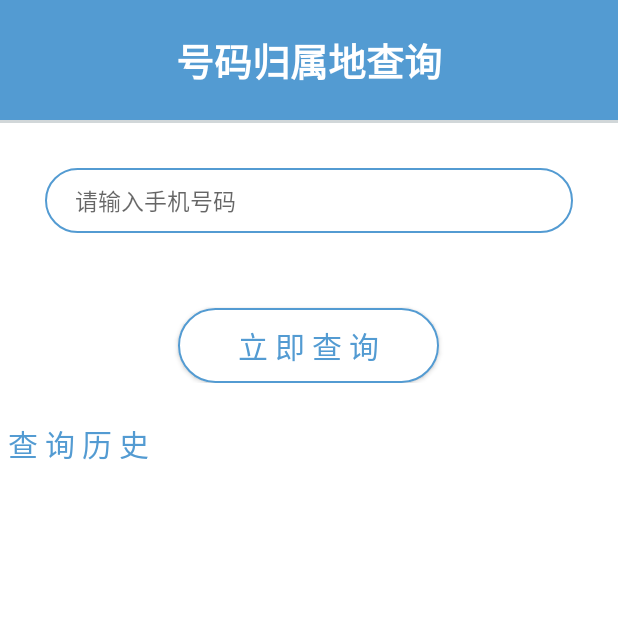
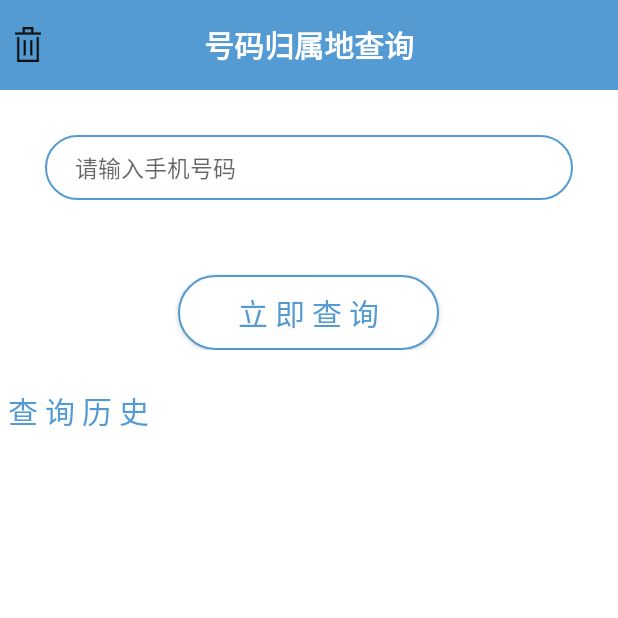
Before and after one commit to Mindjet/NumberTool, an Android app: the screen it shows after launch (MainActivity), on a phone screen of 412 x 824 dp, the top half of it. Run offline under Robolectric (Android 15) with nearby library versions, the light colour scheme and no system bars.

Commit message:
implement drawer layout

```diff
--- a/app/src/main/java/mindjet/com/numbertool/Adapter/HistoryAdapter.java
+++ b/app/src/main/java/mindjet/com/numbertool/Adapter/HistoryAdapter.java
@@ -93,7 +93,7 @@ public class HistoryAdapter extends BaseAdapter {
 
     public void delInfoItem(InfoItem infoItem) {
 
-        System.out.println(infoItemList.remove(infoItem));
+        infoItemList.remove(infoItem);
         notifyDataSetChanged();
 
     }
--- /dev/null
+++ b/app/src/main/java/mindjet/com/numbertool/Adapter/SlideMenuAdapter.java
@@ -0,0 +1,55 @@
+package mindjet.com.numbertool.Adapter;
+
+import android.content.Context;
+import android.view.LayoutInflater;
+import android.view.View;
+import android.view.ViewGroup;
+import android.widget.BaseAdapter;
+import android.widget.TextView;
+
+import mindjet.com.numbertool.R;
+
+/**
+ * @author Mindjet
+ * @date 2016/9/18
+ */
+public class SlideMenuAdapter extends BaseAdapter {
+
+    private String[] data = {"清空数据库", "版本信息", "关于我"};
+
+    private LayoutInflater inflater;
+
+    public SlideMenuAdapter(Context context) {
+
+        this.inflater = LayoutInflater.from(context);
+
+    }
+
+    @Override
+    public int getCount() {
+        return data.length;
+    }
+
+    @Override
+    public Object getItem(int i) {
+        return data[i];
+    }
+
+    @Override
+    public long getItemId(int i) {
+        return i;
+    }
+
+    @Override
+    public View getView(int i, View view, ViewGroup viewGroup) {
+
+        if (view == null)
+            view = inflater.inflate(R.layout.widget_slidemenu_item, viewGroup, false);
+
+        TextView tv_text = (TextView) view.findViewById(R.id.tv_sildemenu_item_text);
+        tv_text.setText(data[i]);
+
+        return view;
+
+    }
+}
--- a/app/src/main/java/mindjet/com/numbertool/Biz/InfoItemBiz.java
+++ b/app/src/main/java/mindjet/com/numbertool/Biz/InfoItemBiz.java
@@ -19,12 +19,10 @@ public class InfoItemBiz {
     private Handler handler;
     private String pNum = null;
     private InfoItemDao dao;
-    private HistoryAdapter adapter;
 
-    public InfoItemBiz(Context context, String tableName, Handler handler, HistoryAdapter adapter) {
+    public InfoItemBiz(Context context, String tableName, Handler handler) {
 
         this.handler = handler;
-        this.adapter = adapter;
         dao = new InfoItemDao(context, tableName);
 
     }
@@ -57,7 +55,7 @@ public class InfoItemBiz {
 
         } else {                             //the number does not exist in the database.
 
-            String result = HttpUtil.fetchInBackgound(myUrl);
+            String result = HttpUtil.fetchInBackground(myUrl);
             infoItem = DecodeUtil.Json2InfoItem(result, pNum);
             fromDB = 0;
 
--- a/app/src/main/java/mindjet/com/numbertool/Listener/DeleteListener.java
+++ b/app/src/main/java/mindjet/com/numbertool/Listener/DeleteListener.java
@@ -32,9 +32,6 @@ public class DeleteListener implements View.OnClickListener {
 
         InfoItem infoItem = dao.search(pNum);
         if (infoItem != null) {
-
-            System.out.println(infoItem);
-
             dao.delete(pNum);
             adapter.delInfoItem(infoItem);
         }
--- a/app/src/main/java/mindjet/com/numbertool/MainActivity.java
+++ b/app/src/main/java/mindjet/com/numbertool/MainActivity.java
@@ -7,6 +7,7 @@ import android.os.Build;
 import android.os.Bundle;
 import android.os.Handler;
 import android.os.Message;
+import android.support.v4.widget.DrawerLayout;
 import android.support.v7.app.AppCompatActivity;
 import android.view.View;
 import android.view.Window;
@@ -14,9 +15,11 @@ import android.view.WindowManager;
 import android.view.inputmethod.InputMethodManager;
 import android.widget.AdapterView;
 import android.widget.Button;
+import android.widget.ImageView;
 import android.widget.ListView;
 
 import mindjet.com.numbertool.Adapter.HistoryAdapter;
+import mindjet.com.numbertool.Adapter.SlideMenuAdapter;
 import mindjet.com.numbertool.Bean.InfoItem;
 import mindjet.com.numbertool.Biz.Constants;
 import mindjet.com.numbertool.Biz.InfoItemBiz;
@@ -37,11 +40,16 @@ public class MainActivity extends AppCompatActivity implements View.OnClickListe
     private InfoItemDao infoItemDao;
     private MyHandler handler;
     private static HistoryAdapter historyAdapter;
+    private SlideMenuAdapter slideMenuAdapter;
 
+    private DrawerLayout drawerLayout;
     private ClearEditText et_input;
     private Button btn_search;
-    private ListView lv_history;
+    private ImageView iv_toggle_drawer;
+    private ListView lv_slidemenu, lv_history;
     private static InfoItemDialog dialog;
+
+    private boolean isDrawerOpen = false;
 
     @TargetApi(Build.VERSION_CODES.HONEYCOMB)
     @Override
@@ -53,9 +61,11 @@ public class MainActivity extends AppCompatActivity implements View.OnClickListe
 
         handler = new MyHandler();
 
+        slideMenuAdapter = new SlideMenuAdapter(this);
+
         infoItemDao = new InfoItemDao(this, Constants.TABLE_NAME);
         historyAdapter = new HistoryAdapter(this, infoItemDao);
-        infoItemBiz = new InfoItemBiz(this, Constants.TABLE_NAME, handler, historyAdapter);
+        infoItemBiz = new InfoItemBiz(this, Constants.TABLE_NAME, handler);
 
         inputMethodManager = (InputMethodManager) this.getSystemService(Context.INPUT_METHOD_SERVICE);
         fragmentManager = getFragmentManager();
@@ -66,16 +76,22 @@ public class MainActivity extends AppCompatActivity implements View.OnClickListe
 
     private void initUI() {
 
+        drawerLayout = (DrawerLayout) findViewById(R.id.drawer_layout);
+        lv_slidemenu = (ListView) findViewById(R.id.lv_sildemenu);
+        iv_toggle_drawer = (ImageView) findViewById(R.id.iv_toggle_drawer);
         et_input = (ClearEditText) findViewById(R.id.et_input);
         btn_search = (Button) findViewById(R.id.btn_search);
         lv_history = (ListView) findViewById(R.id.lv_history);
         dialog = new InfoItemDialog();
 
+        iv_toggle_drawer.setOnClickListener(this);
         btn_search.setOnClickListener(this);
 
         lv_history.setAdapter(historyAdapter);
         lv_history.setOnItemClickListener(this);
         historyAdapter.addFromDB(); //initialize the data for adapter.
+
+        lv_slidemenu.setAdapter(slideMenuAdapter);
 
     }
 
@@ -100,8 +116,23 @@ public class MainActivity extends AppCompatActivity implements View.OnClickListe
                 event_btn_search(et_input.getText().toString());
                 break;
 
+            case R.id.iv_toggle_drawer:
+                event_iv_toggle_drawer();
+                break;
+
         }
 
+    }
+
+    private void event_iv_toggle_drawer() {
+
+        if (!isDrawerOpen) {
+            drawerLayout.openDrawer(lv_slidemenu);
+            isDrawerOpen = true;
+        } else {
+            drawerLayout.closeDrawer(lv_slidemenu);
+            isDrawerOpen = false;
+        }
     }
 
     //triggered when the search button is clicked
--- a/app/src/main/java/mindjet/com/numbertool/Util/DecodeUtil.java
+++ b/app/src/main/java/mindjet/com/numbertool/Util/DecodeUtil.java
@@ -46,7 +46,7 @@ public class DecodeUtil {
 
             if (resultcode.equals("200")) {
 
-                SimpleDateFormat format = new SimpleDateFormat("yy/MM/dd hh:mm");
+                SimpleDateFormat format = new SimpleDateFormat("yy/MM/dd HH:mm");
                 Date date = new Date(System.currentTimeMillis());
                 String mDate = format.format(date);
 
--- a/app/src/main/java/mindjet/com/numbertool/Util/HttpUtil.java
+++ b/app/src/main/java/mindjet/com/numbertool/Util/HttpUtil.java
@@ -12,7 +12,7 @@ import java.net.URL;
  */
 public class HttpUtil {
 
-    public static String fetchInBackgound(String myUrl) {
+    public static String fetchInBackground(String myUrl) {
 
         HttpURLConnection conn;
         StringBuilder builder = new StringBuilder("");
--- a/app/src/main/res/layout/activity_main.xml
+++ b/app/src/main/res/layout/activity_main.xml
@@ -1,65 +1,11 @@
 <?xml version="1.0" encoding="utf-8"?>
-<LinearLayout
-    xmlns:android="http://schemas.android.com/apk/res/android"
-    android:layout_width="match_parent"
-    android:layout_height="match_parent"
-    android:background="@color/white"
-    android:orientation="vertical">
+<LinearLayout xmlns:android="http://schemas.android.com/apk/res/android"
+              android:layout_width="match_parent"
+              android:layout_height="match_parent"
+              android:orientation="vertical">
 
     <include layout="@layout/widget_head"/>
 
-    <LinearLayout
-        android:layout_width="match_parent"
-        android:layout_height="wrap_content"
-        android:gravity="center_horizontal"
-        android:orientation="vertical">
-
-        <mindjet.com.numbertool.View.ClearEditText
-            android:id="@+id/et_input"
-            android:layout_width="match_parent"
-            android:layout_height="wrap_content"
-            android:layout_marginLeft="@dimen/detail_block_padding"
-            android:layout_marginRight="@dimen/detail_block_padding"
-            android:layout_marginTop="30dp"
-            android:background="@drawable/shape_round_rectangle"
-            android:drawableEnd="@mipmap/cross"
-            android:drawableRight="@mipmap/cross"
-            android:focusable="true"
-            android:hint="@string/hint"
-            android:inputType="phone"
-            android:maxLength="11"
-            android:textColor="@color/colorPrimary"
-            android:textSize="@dimen/normal_textSize"/>
-
-        <Button
-            android:id="@+id/btn_search"
-            android:layout_width="wrap_content"
-            android:layout_height="wrap_content"
-            android:layout_marginTop="50dp"
-            android:background="@drawable/selector_background_button"
-            android:focusable="true"
-            android:text="@string/search"
-            android:textColor="@drawable/selector_textcolor_button"
-            android:textSize="@dimen/large_textSize"/>
-
-    </LinearLayout>
-
-    <TextView
-        android:layout_width="match_parent"
-        android:layout_height="wrap_content"
-        android:layout_marginTop="@dimen/ellipse_padding_large"
-        android:padding="@dimen/ellipse_padding_xsmall"
-        android:text="@string/history"
-        android:textColor="@color/colorPrimary"
-        android:textSize="@dimen/large_textSize"/>
-
-    <ListView
-        android:id="@+id/lv_history"
-        android:layout_width="match_parent"
-        android:descendantFocusability="blocksDescendants"
-        android:layout_height="wrap_content"
-        android:divider="@color/white">
-    </ListView>
-
+    <include layout="@layout/widget_layout_drawer"/>
 
 </LinearLayout>
--- a/app/src/main/res/layout/widget_head.xml
+++ b/app/src/main/res/layout/widget_head.xml
@@ -1,29 +1,32 @@
 <?xml version="1.0" encoding="utf-8"?>
-<LinearLayout xmlns:android="http://schemas.android.com/apk/res/android"
+<merge xmlns:android="http://schemas.android.com/apk/res/android"
               android:layout_width="match_parent"
               android:orientation="vertical"
               android:layout_height="wrap_content">
 
-    <LinearLayout
+    <RelativeLayout
         android:layout_width="match_parent"
-        android:layout_height="80dp"
-        android:background="@color/colorPrimary"
-        android:gravity="center">
+        android:layout_height="60dp"
+        android:padding="@dimen/ellipse_padding_small"
+        android:background="@color/colorPrimary">
+
+        <ImageView
+            android:id="@+id/iv_toggle_drawer"
+            android:layout_width="wrap_content"
+            android:src="@mipmap/delete"
+            android:paddingRight="@dimen/ellipse_padding_large"
+            android:layout_centerVertical="true"
+            android:layout_height="wrap_content"/>
 
         <TextView
             android:layout_width="wrap_content"
             android:layout_height="wrap_content"
+            android:layout_centerInParent="true"
             android:text="@string/head_title"
             android:textColor="@color/white"
-            android:textSize="25sp"
+            android:textSize="@dimen/large_textSize"
             android:textStyle="bold"/>
 
-    </LinearLayout>
+    </RelativeLayout>
 
-    <LinearLayout
-        android:layout_width="match_parent"
-        android:background="#45566c73"
-        android:layout_height="2dp">
-    </LinearLayout>
-
-</LinearLayout>
+</merge>
--- a/app/src/main/res/layout/widget_history_item.xml
+++ b/app/src/main/res/layout/widget_history_item.xml
@@ -51,7 +51,10 @@
             android:layout_centerVertical="true"
             android:focusable="false"
             android:clickable="true"
+            android:paddingLeft="@dimen/ellipse_padding_large"
+            android:paddingRight="@dimen/ellipse_padding_xsmall"
             android:src="@mipmap/delete"/>
+
 
 
     </RelativeLayout>
--- /dev/null
+++ b/app/src/main/res/layout/widget_layout_content.xml
@@ -0,0 +1,63 @@
+<?xml version="1.0" encoding="utf-8"?>
+<LinearLayout
+    xmlns:android="http://schemas.android.com/apk/res/android"
+    android:layout_width="match_parent"
+    android:layout_height="match_parent"
+    android:background="@color/white"
+    android:orientation="vertical">
+
+    <LinearLayout
+        android:layout_width="match_parent"
+        android:layout_height="wrap_content"
+        android:gravity="center_horizontal"
+        android:orientation="vertical">
+
+        <mindjet.com.numbertool.View.ClearEditText
+            android:id="@+id/et_input"
+            android:layout_width="match_parent"
+            android:layout_height="wrap_content"
+            android:layout_marginLeft="@dimen/detail_block_padding"
+            android:layout_marginRight="@dimen/detail_block_padding"
+            android:layout_marginTop="30dp"
+            android:background="@drawable/shape_round_rectangle"
+            android:drawableEnd="@mipmap/cross"
+            android:drawableRight="@mipmap/cross"
+            android:focusable="true"
+            android:hint="@string/hint"
+            android:inputType="phone"
+            android:maxLength="11"
+            android:textColor="@color/colorPrimary"
+            android:textSize="@dimen/normal_textSize"/>
+
+        <Button
+            android:id="@+id/btn_search"
+            android:layout_width="wrap_content"
+            android:layout_height="wrap_content"
+            android:layout_marginTop="50dp"
+            android:background="@drawable/selector_background_button"
+            android:focusable="true"
+            android:text="@string/search"
+            android:textColor="@drawable/selector_textcolor_button"
+            android:textSize="@dimen/large_textSize"/>
+
+    </LinearLayout>
+
+    <TextView
+        android:layout_width="match_parent"
+        android:layout_height="wrap_content"
+        android:layout_marginTop="@dimen/ellipse_padding_large"
+        android:padding="@dimen/ellipse_padding_xsmall"
+        android:text="@string/history"
+        android:textColor="@color/colorPrimary"
+        android:textSize="@dimen/large_textSize"/>
+
+    <ListView
+        android:id="@+id/lv_history"
+        android:layout_width="match_parent"
+        android:layout_height="wrap_content"
+        android:descendantFocusability="blocksDescendants"
+        android:divider="@color/white">
+    </ListView>
+
+
+</LinearLayout>
--- /dev/null
+++ b/app/src/main/res/layout/widget_layout_drawer.xml
@@ -0,0 +1,26 @@
+<?xml version="1.0" encoding="utf-8"?>
+<android.support.v4.widget.DrawerLayout
+    xmlns:android="http://schemas.android.com/apk/res/android"
+    android:id="@+id/drawer_layout"
+    android:layout_width="match_parent"
+    android:layout_height="match_parent">
+
+    <FrameLayout
+        android:layout_width="match_parent"
+        android:layout_height="match_parent">
+
+        <include layout="@layout/widget_layout_content"/>
+
+    </FrameLayout>
+
+
+    <ListView
+        android:id="@+id/lv_sildemenu"
+        android:layout_width="230dp"
+        android:layout_height="match_parent"
+        android:layout_gravity="start"
+        android:background="@color/gray"
+        android:paddingTop="@dimen/ellipse_padding_small">
+    </ListView>
+
+</android.support.v4.widget.DrawerLayout>
```
Also changed, not shown: app/src/main/res/layout/widget_slidemenu_item.xml (added, +34 -0 lines), 1 other file.
